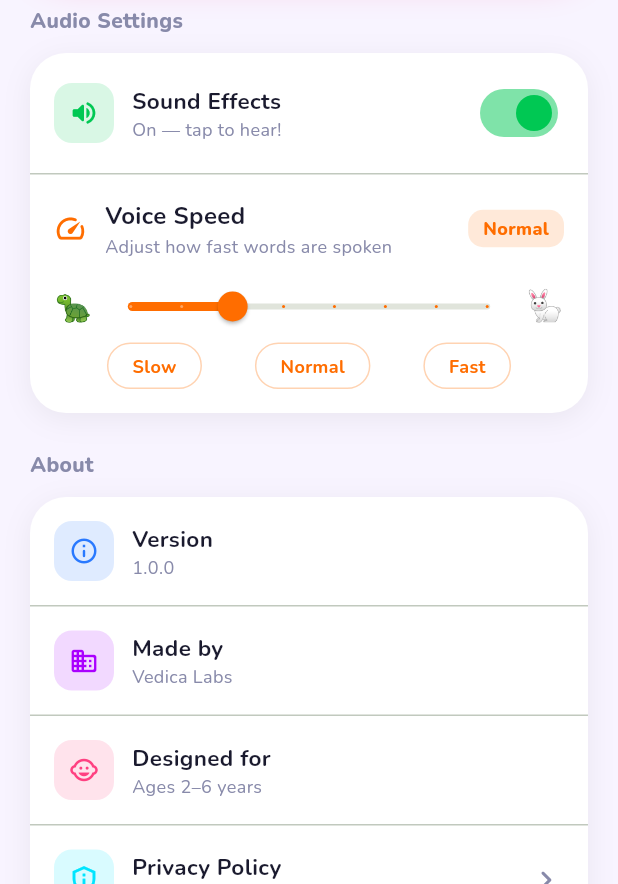
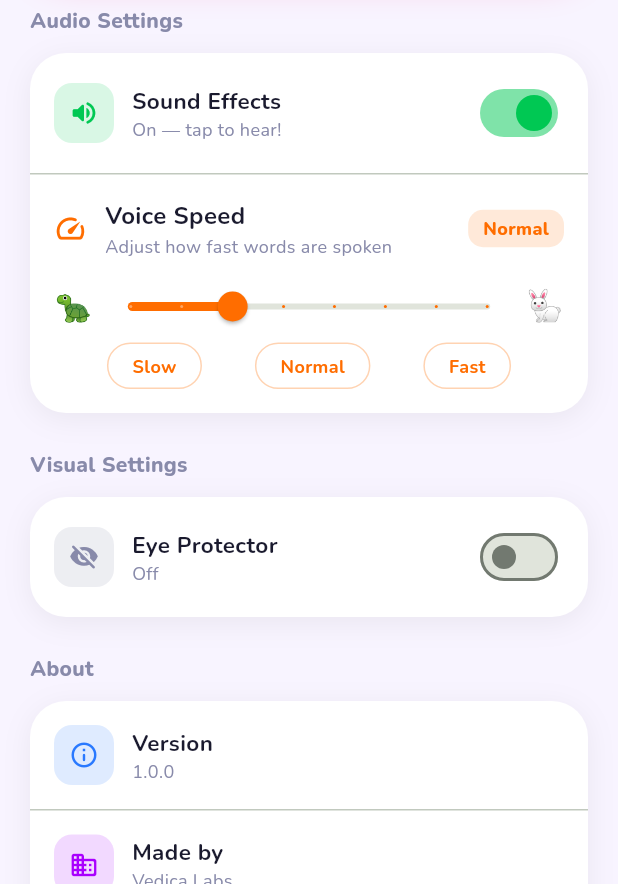
Before and after one commit to Maruti05/tappico-kids-app, a Flutter app: the SettingsScreen screen opened by its route, on a phone screen of 412 x 824 dp, the part 352-1236 px from its top. Run offline on Flutter 3.47's test engine with Material 3 defaults, Android fonts, the phone set to English and light mode, and no system bars; drawn by our look-alikes of flutter_animate; our stand-ins replace connectivity_plus, flutter_markdown, flutter_riverpod, flutter_tts, google_fonts, google_mobile_ads and 1 more; accounts and stored records are empty; statements that could not run were skipped.

Commit message:
Add Eye Protector feature: blue light filter toggle in settings, ColorFiltered overlay across entire app

```diff
--- a/lib/core/constants/app_constants.dart
+++ b/lib/core/constants/app_constants.dart
@@ -30,6 +30,7 @@ class AppConstants {
   // Prefs keys
   static const String soundEnabledKey = 'sound_enabled';
   static const String voiceSpeedKey = 'voice_speed';
+  static const String eyeProtectorKey = 'eye_protector';
 
   // TTS
   static const double defaultVoiceSpeed = 0.5;
--- a/lib/features/settings/settings_screen.dart
+++ b/lib/features/settings/settings_screen.dart
@@ -15,6 +15,7 @@ class SettingsScreen extends ConsumerWidget {
   Widget build(BuildContext context, WidgetRef ref) {
     final soundEnabled = ref.watch(soundProvider);
     final speechRate = ref.watch(speechRateProvider);
+    final eyeProtectorOn = ref.watch(eyeProtectorProvider);
 
     return Scaffold(
       backgroundColor: AppColors.bgLight,
@@ -175,11 +176,37 @@ class SettingsScreen extends ConsumerWidget {
             ),
 
             const SizedBox(height: 24),
+            const _SectionTitle('Visual Settings'),
+            const SizedBox(height: 12),
+
+            _SettingsCard(
+              animIndex: 1,
+              child: _SettingRow(
+                icon: eyeProtectorOn
+                    ? Icons.remove_red_eye_rounded
+                    : Icons.visibility_off_rounded,
+                iconColor: eyeProtectorOn
+                    ? AppColors.secondary
+                    : AppColors.textLight,
+                title: 'Eye Protector',
+                subtitle: eyeProtectorOn
+                    ? 'On — blue light filter active'
+                    : 'Off',
+                trailing: Switch.adaptive(
+                  value: eyeProtectorOn,
+                  onChanged: (v) =>
+                      ref.read(eyeProtectorProvider.notifier).set(v),
+                  activeColor: AppColors.secondary,
+                ),
+              ),
+            ),
+
+            const SizedBox(height: 24),
             const _SectionTitle('About'),
             const SizedBox(height: 12),
 
             _SettingsCard(
-              animIndex: 1,
+              animIndex: 2,
               child: Column(
                 children: [
                   const _SettingRow(
```
Also changed, not shown: lib/main.dart (+17 -6 lines), lib/services/providers.dart (+30 -0 lines), 1 other file.
